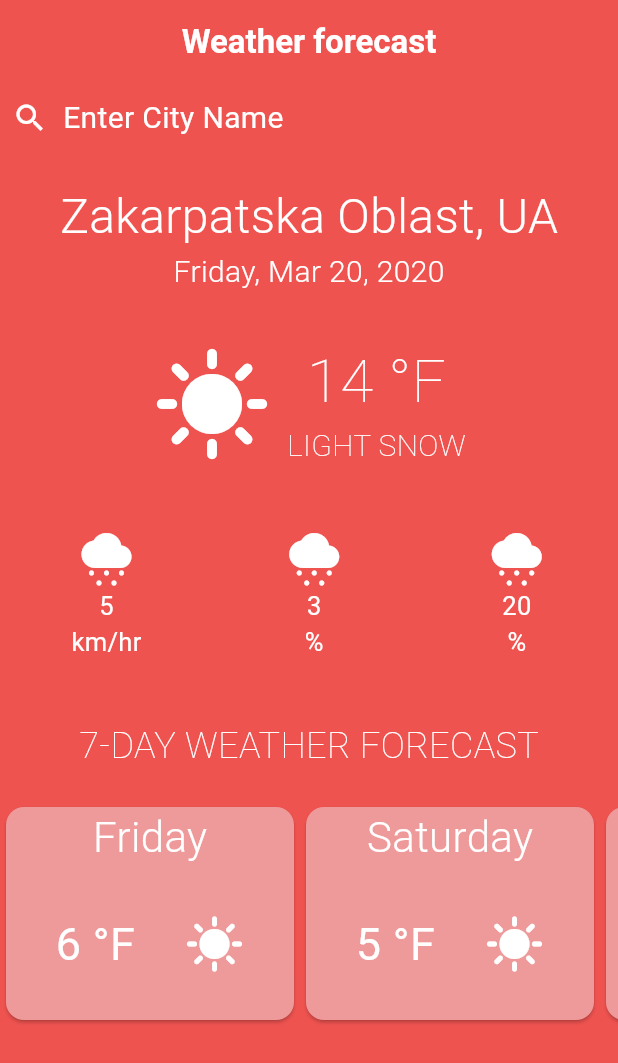
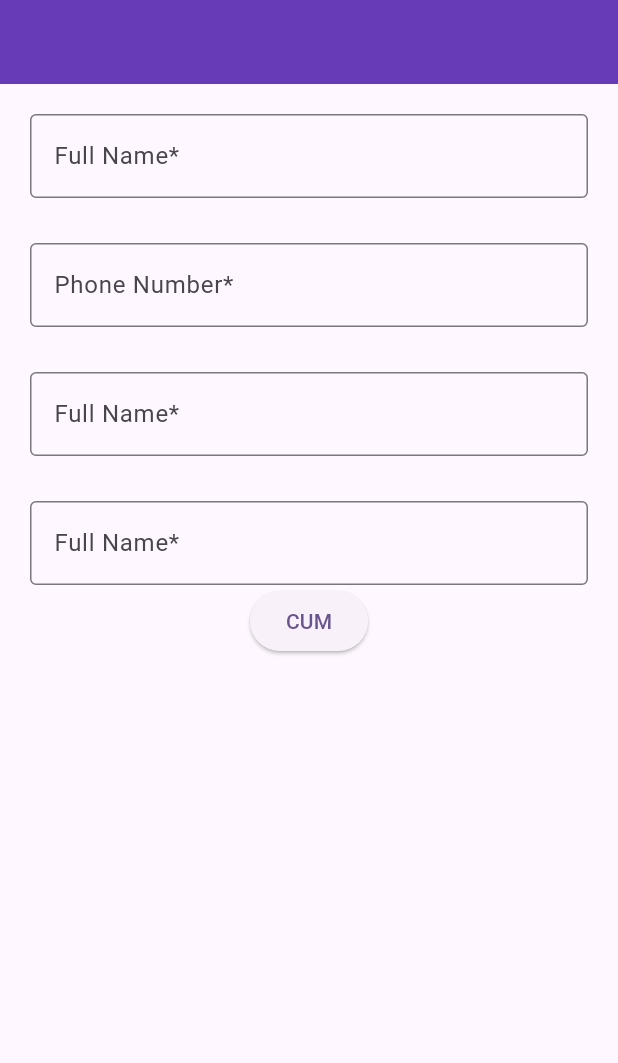
Before and after one commit to rostikKalabishka/flutter_course, a Flutter app: the screen it shows after launch, on a phone screen of 412 x 824 dp. Shown: the top 1063 px of the screen. Run offline on Flutter 3.47's test engine with Material 2 defaults, Android fonts, the phone set to English and light mode, and no system bars.

Commit message:
add two page

```diff
--- a/lib/lesson-28-ui/ui_layout_basics.dart
+++ /dev/null
@@ -1,262 +0,0 @@
-import 'package:flutter/material.dart';
-
-class WeatherForeCast extends StatelessWidget {
-  const WeatherForeCast({super.key});
-
-  @override
-  Widget build(BuildContext context) {
-    return Scaffold(
-      backgroundColor: Colors.red[400],
-      appBar: AppBar(
-        centerTitle: true,
-        title: const Text(
-          'Weather forecast',
-          style: TextStyle(color: Colors.white, fontWeight: FontWeight.bold),
-        ),
-        backgroundColor: Colors.red[400],
-      ),
-      body: const SafeArea(child: WeatherForeAllInfo()),
-    );
-  }
-}
-
-class WeatherForeAllInfo extends StatelessWidget {
-  const WeatherForeAllInfo({super.key});
-
-  @override
-  Widget build(BuildContext context) {
-    return Column(
-      children: [
-        SearchWidget(),
-        SizedBox(
-          height: 20,
-        ),
-        InfoForeCast(),
-        SizedBox(
-          height: 40,
-        ),
-        Info(),
-        SizedBox(
-          height: 40,
-        ),
-        Text(
-          '7-DAY WEATHER FORECAST',
-          style: TextStyle(
-              color: Colors.white, fontSize: 24, fontWeight: FontWeight.w200),
-        ),
-        SizedBox(
-          height: 20,
-        ),
-        DayWeatherForecast()
-      ],
-    );
-  }
-}
-
-class InfoForeCast extends StatelessWidget {
-  const InfoForeCast({super.key});
-
-  @override
-  Widget build(BuildContext context) {
-    return const Column(
-      children: [
-        Text(
-          'Zakarpatska Oblast, UA',
-          style: TextStyle(
-              color: Colors.white, fontSize: 32, fontWeight: FontWeight.w300),
-        ),
-        Text(
-          'Friday, Mar 20, 2020',
-          style: TextStyle(
-              color: Colors.white, fontSize: 20, fontWeight: FontWeight.w300),
-        ),
-        SizedBox(
-          height: 30,
-        ),
-        Row(
-          mainAxisAlignment: MainAxisAlignment.center,
-          crossAxisAlignment: CrossAxisAlignment.center,
-          children: [
-            Icon(
-              Icons.sunny,
-              color: Colors.white,
-              size: 80,
-            ),
-            SizedBox(
-              width: 10,
-            ),
-            Column(
-              children: [
-                Text(
-                  '14 °F',
-                  style: TextStyle(
-                      color: Colors.white,
-                      fontSize: 40,
-                      fontWeight: FontWeight.w200),
-                ),
-                Text(
-                  'LIGHT SNOW',
-                  style: TextStyle(
-                      color: Colors.white,
-                      fontSize: 20,
-                      fontWeight: FontWeight.w200),
-                )
-              ],
-            )
-          ],
-        )
-      ],
-    );
-  }
-}
-
-class SearchWidget extends StatelessWidget {
-  const SearchWidget({
-    super.key,
-  });
-
-  @override
-  Widget build(BuildContext context) {
-    return const Padding(
-      padding: EdgeInsets.all(8.0),
-      child: Row(
-        children: [
-          Icon(
-            Icons.search,
-            color: Colors.white,
-          ),
-          SizedBox(
-            width: 10,
-          ),
-          Text(
-            'Enter City Name',
-            style: TextStyle(color: Colors.white, fontSize: 20),
-          )
-        ],
-      ),
-    );
-  }
-}
-
-class Info extends StatelessWidget {
-  const Info({super.key});
-
-  @override
-  Widget build(BuildContext context) {
-    return const Row(
-      mainAxisAlignment: MainAxisAlignment.spaceAround,
-      children: [
-        Column(
-          children: [
-            Icon(
-              Icons.cloudy_snowing,
-              color: Colors.white,
-              size: 40,
-            ),
-            Text(
-              '5',
-              style: TextStyle(color: Colors.white, fontSize: 17),
-            ),
-            Text('km/hr', style: TextStyle(color: Colors.white, fontSize: 17))
-          ],
-        ),
-        Column(
-          children: [
-            Icon(
-              Icons.cloudy_snowing,
-              color: Colors.white,
-              size: 40,
-            ),
-            Text(
-              '3',
-              style: TextStyle(color: Colors.white, fontSize: 17),
-            ),
-            Text('%', style: TextStyle(color: Colors.white, fontSize: 17))
-          ],
-        ),
-        Column(
-          children: [
-            Icon(
-              Icons.cloudy_snowing,
-              color: Colors.white,
-              size: 40,
-            ),
-            Text(
-              '20',
-              style: TextStyle(color: Colors.white, fontSize: 17),
-            ),
-            Text('%', style: TextStyle(color: Colors.white, fontSize: 17))
-          ],
-        )
-      ],
-    );
-  }
-}
-
-class DayWeatherForecast extends StatelessWidget {
-  DayWeatherForecast({super.key});
-
-  List<DayForecast> listForecast = [
-    DayForecast(day: 'Friday', temp: 6),
-    DayForecast(day: 'Saturday', temp: 5),
-    DayForecast(day: 'Sunday', temp: 22),
-    DayForecast(day: 'Monday ', temp: 13),
-    DayForecast(day: 'Tuesday ', temp: 17),
-    DayForecast(day: 'Wednesday ', temp: 2),
-    DayForecast(day: 'Thursday ', temp: 4)
-  ];
-
-  @override
-  Widget build(BuildContext context) {
-    return SizedBox(
-      height: 150,
-      child: ListView.builder(
-          itemExtent: 200,
-          scrollDirection: Axis.horizontal,
-          itemCount: listForecast.length,
-          itemBuilder: (context, index) {
-            final forecast = listForecast[index];
-            return Card(
-              color: Colors.red[200],
-              child: Column(
-                  crossAxisAlignment: CrossAxisAlignment.center,
-                  children: [
-                    Text(
-                      forecast.day,
-                      style: const TextStyle(
-                          color: Colors.white,
-                          fontSize: 28,
-                          fontWeight: FontWeight.w300),
-                    ),
-                    SizedBox(
-                      height: 30,
-                    ),
-                    Row(
-                      crossAxisAlignment: CrossAxisAlignment.center,
-                      mainAxisAlignment: MainAxisAlignment.spaceEvenly,
-                      children: [
-                        Text(
-                          '${forecast.temp} °F',
-                          style: const TextStyle(
-                              color: Colors.white, fontSize: 30),
-                        ),
-                        const Icon(
-                          Icons.sunny,
-                          color: Colors.white,
-                          size: 40,
-                        )
-                      ],
-                    )
-                  ]),
-            );
-          }),
-    );
-  }
-}
-
-class DayForecast {
-  final String day;
-  final int temp;
-
-  DayForecast({required this.day, required this.temp});
-}
--- /dev/null
+++ b/lib/lesson-45-form/form_example.dart
@@ -0,0 +1,68 @@
+import 'package:flutter/material.dart';
+
+class FormScreen extends StatefulWidget {
+  const FormScreen({super.key});
+
+  @override
+  State<FormScreen> createState() => _FormScreenState();
+}
+
+class _FormScreenState extends State<FormScreen> {
+  final fullNameController = TextEditingController();
+
+  @override
+  Widget build(BuildContext context) {
+    return Scaffold(
+      appBar: AppBar(
+        backgroundColor: Colors.deepPurple,
+      ),
+      body: SafeArea(
+        child: ListView(
+          padding: const EdgeInsets.all(20.0),
+          children: [
+            Column(
+              children: [
+                TextFormField(
+                  controller: fullNameController,
+                  decoration: const InputDecoration(
+                      border: OutlineInputBorder(), labelText: 'Full Name*'),
+                ),
+                const SizedBox(
+                  height: 30,
+                ),
+                TextFormField(
+                    decoration: const InputDecoration(
+                        border: OutlineInputBorder(),
+                        labelText: 'Phone Number*')),
+                const SizedBox(
+                  height: 30,
+                ),
+                TextFormField(
+                    decoration: const InputDecoration(
+                        border: OutlineInputBorder(), labelText: 'Full Name*')),
+                const SizedBox(
+                  height: 30,
+                ),
+                TextFormField(
+                    decoration: const InputDecoration(
+                        border: OutlineInputBorder(), labelText: 'Full Name*')),
+                ElevatedButton(
+                  onPressed: () {
+                    toNextPage(context, fullNameController);
+                  },
+                  child: const Text('CUM'),
+                )
+              ],
+            )
+          ],
+        ),
+      ),
+    );
+  }
+}
+
+void toNextPage(
+    BuildContext context, TextEditingController fullNameController) {
+  final text = fullNameController.text;
+  Navigator.of(context).pushNamed('/info', arguments: text);
+}
--- /dev/null
+++ b/lib/lesson-45-form/info_page.dart
@@ -0,0 +1,19 @@
+import 'package:flutter/material.dart';
+
+class InfoPage extends StatelessWidget {
+  const InfoPage({super.key});
+
+  @override
+  Widget build(BuildContext context) {
+    final args = ModalRoute.of(context)?.settings.arguments;
+    return Scaffold(
+        appBar: AppBar(
+      iconTheme: const IconThemeData(color: Colors.white),
+      backgroundColor: Colors.deepPurple,
+      title: Text(
+        '$args',
+        style: const TextStyle(color: Colors.white),
+      ),
+    ));
+  }
+}
--- /dev/null
+++ b/lib/lesson-45-form/router/router.dart
@@ -0,0 +1,7 @@
+import '../form_example.dart';
+import '../info_page.dart';
+
+final route = {
+  '/': (context) => const FormScreen(),
+  '/info': (context) => const InfoPage()
+};
--- a/lib/main.dart
+++ b/lib/main.dart
@@ -1,6 +1,5 @@
 import 'package:flutter/material.dart';
-
-import 'lesson-28-ui/ui_layout_basics.dart';
+import 'package:flutter_course/lesson-45-form/router/router.dart';
 
 void main() {
   runApp(const MyApp());
@@ -18,7 +17,7 @@ class MyApp extends StatelessWidget {
         colorScheme: ColorScheme.fromSeed(seedColor: Colors.deepPurple),
         useMaterial3: true,
       ),
-      home: const WeatherForeCast(),
+      routes: route,
     );
   }
 }
```
